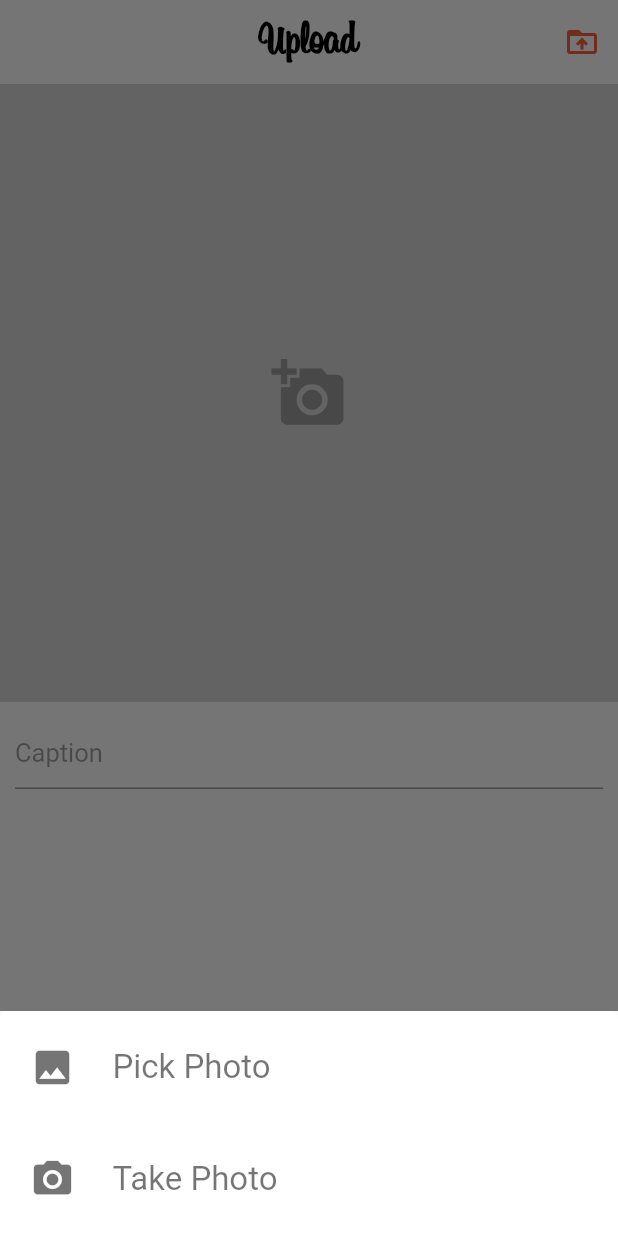
After one commit to islomovgayrat/flutter_myinsta, a Flutter app: the MyUploadPage screen opened by its route, after a tap on the "add a photo" icon, on a phone screen of 412 x 824 dp. The commit adds this screen. Run offline on Flutter 3.47's test engine with Material 2 defaults, Android fonts, the phone set to English and light mode, and no system bars; our stand-ins replace image_picker.

Commit message:
icons added showModalBottomSheet is added

```diff
--- /dev/null
+++ b/lib/pages/my_upload_page.dart
@@ -0,0 +1,268 @@
+import 'dart:io';
+
+import 'package:flutter/material.dart';
+import 'package:image_picker/image_picker.dart';
+
+import '../services/bottom_sheet.dart';
+
+class MyUploadPage extends StatefulWidget {
+  const MyUploadPage({super.key});
+  static const String id = 'upload_id';
+
+  @override
+  State<MyUploadPage> createState() => _MyUploadPageState();
+}
+
+class _MyUploadPageState extends State<MyUploadPage> {
+  var isLoading = false;
+  final ImagePicker picker = ImagePicker();
+  File? image;
+
+  TextEditingController captionController = TextEditingController();
+
+  imgFromGallery() async {
+    final pickedFile =
+        await picker.pickImage(source: ImageSource.gallery, imageQuality: 50);
+    setState(() {
+      image = File(pickedFile!.path);
+    });
+  }
+
+  imgFromGallery2() async {
+    final pickedFile =
+        await picker.pickImage(source: ImageSource.camera, imageQuality: 50);
+    setState(() {
+      image = File(pickedFile!.path);
+    });
+  }
+
+  @override
+  Widget build(BuildContext context) {
+    return Scaffold(
+      backgroundColor: Colors.white,
+      appBar: getAppBar(),
+      body: Stack(
+        children: [
+          SingleChildScrollView(
+            child: SizedBox(
+              height: MediaQuery.of(context).size.height,
+              child: Column(
+                children: [
+                  //image
+                  GestureDetector(
+                    onTap: () {
+                      showModalBottomSheet(
+                        context: context,
+                        builder: (_) {
+                          return Container(
+                            height: 150,
+                            padding: const EdgeInsets.symmetric(horizontal: 20),
+                            decoration: const BoxDecoration(
+                              color: Colors.white,
+                              borderRadius: BorderRadius.only(
+                                topRight: Radius.circular(5),
+                                topLeft: Radius.circular(5),
+                              ),
+                            ),
+                            child: Column(
+                              children: [
+                                Expanded(
+                                  child: GestureDetector(
+                                    onTap: imgFromGallery,
+                                    child: const Row(
+                                      children: [
+                                        Icon(
+                                          Icons.photo,
+                                          color: Colors.black54,
+                                          size: 30,
+                                        ),
+                                        SizedBox(width: 25),
+                                        Text(
+                                          'Pick Photo',
+                                          style: TextStyle(
+                                            color: Colors.black54,
+                                            fontSize: 22,
+                                          ),
+                                        ),
+                                      ],
+                                    ),
+                                  ),
+                                ),
+                                //SizedBox(height: 10),
+                                Expanded(
+                                  child: GestureDetector(
+                                    onTap: imgFromGallery2,
+                                    child: const Row(
+                                      children: [
+                                        Icon(
+                                          Icons.photo_camera,
+                                          color: Colors.black54,
+                                          size: 30,
+                                        ),
+                                        SizedBox(width: 25),
+                                        Text(
+                                          'Take Photo',
+                                          style: TextStyle(
+                                            color: Colors.black54,
+                                            fontSize: 22,
+                                          ),
+                                        ),
+                                      ],
+                                    ),
+                                  ),
+                                ),
+                              ],
+                            ),
+                          );
+                        },
+                      );
+                    },
+                    child: Container(
+                      height: MediaQuery.of(context).size.width,
+                      width: double.infinity,
+                      color: Colors.grey.withOpacity(0.4),
+                      child: image == null
+                          ? const Center(
+                              child: Icon(
+                                Icons.add_a_photo,
+                                size: 50,
+                                color: Colors.grey,
+                              ),
+                            )
+                          : Stack(
+                              children: [
+                                Image.file(
+                                  image!,
+                                  fit: BoxFit.cover,
+                                  width: double.infinity,
+                                  height: double.infinity,
+                                ),
+                                Container(
+                                  width: double.infinity,
+                                  padding:
+                                      const EdgeInsets.only(right: 10, top: 10),
+                                  child: Column(
+                                    crossAxisAlignment: CrossAxisAlignment.end,
+                                    children: [
+                                      IconButton(
+                                        onPressed: () {
+                                          setState(() {
+                                            image = null;
+                                          });
+                                        },
+                                        icon: const Icon(
+                                          Icons.highlight_remove,
+                                          color: Colors.white,
+                                        ),
+                                      ),
+                                    ],
+                                  ),
+                                )
+                              ],
+                            ),
+                    ),
+                  ),
+
+                  Container(
+                    margin: const EdgeInsets.only(left: 10, right: 10, top: 10),
+                    child: TextField(
+                      controller: captionController,
+                      keyboardType: TextInputType.multiline,
+                      minLines: 1,
+                      maxLines: 5,
+                      decoration: const InputDecoration(
+                        hintText: "Caption",
+                        hintStyle:
+                            TextStyle(fontSize: 17, color: Colors.black38),
+                      ),
+                    ),
+                  ),
+                ],
+              ),
+            ),
+          ),
+        ],
+      ),
+    );
+  }
+
+  getAppBar() => AppBar(
+        backgroundColor: Colors.white,
+        centerTitle: true,
+        elevation: 0,
+        title: const Text(
+          'Upload',
+          style: TextStyle(
+            color: Colors.black,
+            fontSize: 30,
+            fontWeight: FontWeight.bold,
+            fontFamily: "Billabong",
+          ),
+        ),
+        actions: [
+          IconButton(
+            onPressed: () {},
+            icon: const Icon(
+              Icons.drive_folder_upload,
+              color: Color.fromRGBO(245, 96, 64, 1),
+            ),
+          ),
+        ],
+      );
+}
+
+class BottomSheetExample extends StatelessWidget {
+  //const BottomSheetExample({super.key});
+
+  @override
+  Widget build(BuildContext context) {
+    return Center(
+      child: ElevatedButton(
+        child: const Text('showModalBottomSheet'),
+        onPressed: () {
+          showModalBottomSheet<void>(
+            context: context,
+            builder: (BuildContext context) {
+              return Container(
+                color: Colors.white,
+                child: const Center(
+                  child: Column(
+                    mainAxisSize: MainAxisSize.min,
+                    children: [
+                      Row(
+                        children: [
+                          Icon(
+                            Icons.photo,
+                            color: Colors.grey,
+                          ),
+                          SizedBox(width: 10),
+                          Text(
+                            "Take Photo",
+                            style: TextStyle(color: Colors.grey),
+                          ),
+                        ],
+                      ),
+                      Row(
+                        children: [
+                          Icon(
+                            Icons.photo_camera,
+                            color: Colors.grey,
+                          ),
+                          SizedBox(width: 10),
+                          Text(
+                            "Take Photo",
+                            style: TextStyle(color: Colors.grey),
+                          ),
+                        ],
+                      ),
+                    ],
+                  ),
+                ),
+              );
+            },
+          );
+        },
+      ),
+    );
+  }
+}
--- a/pubspec.yaml
+++ b/pubspec.yaml
@@ -11,7 +11,9 @@ dependencies:
     sdk: flutter
 
   cupertino_icons: ^1.0.2
-  fluttertoast: ^8.2.2
+  image_picker: ^1.0.2
+  bottom_sheet: ^3.1.2
+
 
 dev_dependencies:
   flutter_test:
```
Also changed, not shown: lib/main.dart (+10 -4 lines), lib/pages/home_page.dart (+52 -3 lines), lib/pages/my_feed_page.dart (added, +20 -0 lines), lib/pages/my_like_page.dart (added, +20 -0 lines), lib/pages/my_profile_page.dart (added, +20 -0 lines), lib/pages/my_search_page.dart (added, +20 -0 lines), lib/services/bottom_sheet.dart (added, +57 -0 lines), pubspec.lock, 5 other files.
